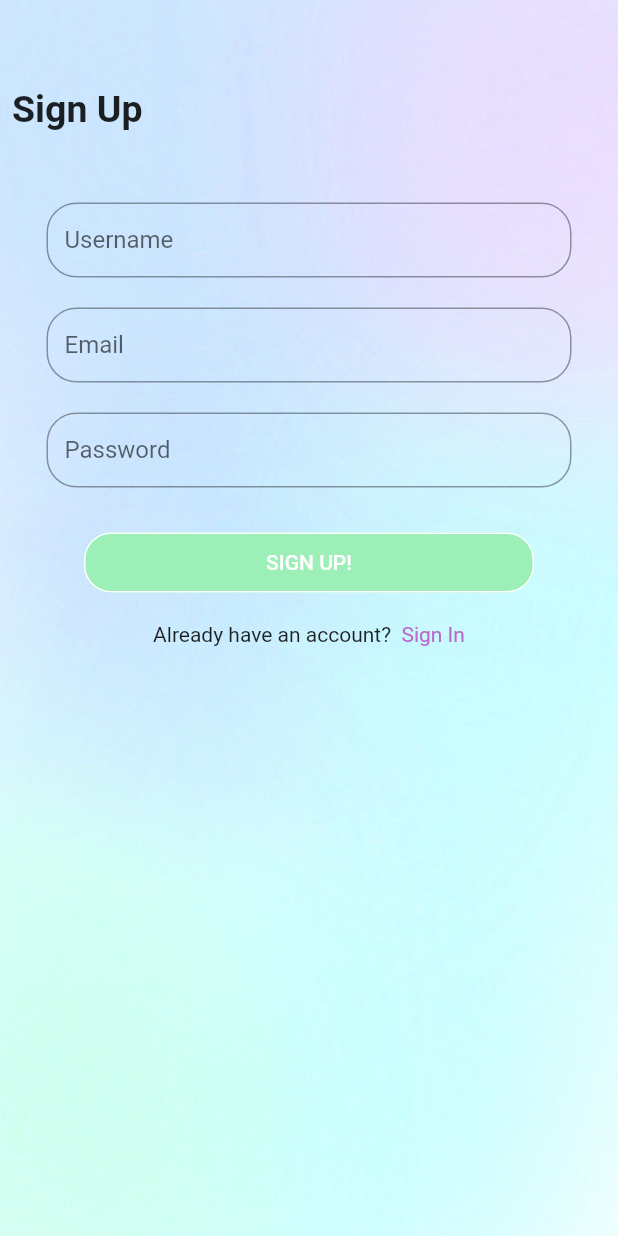
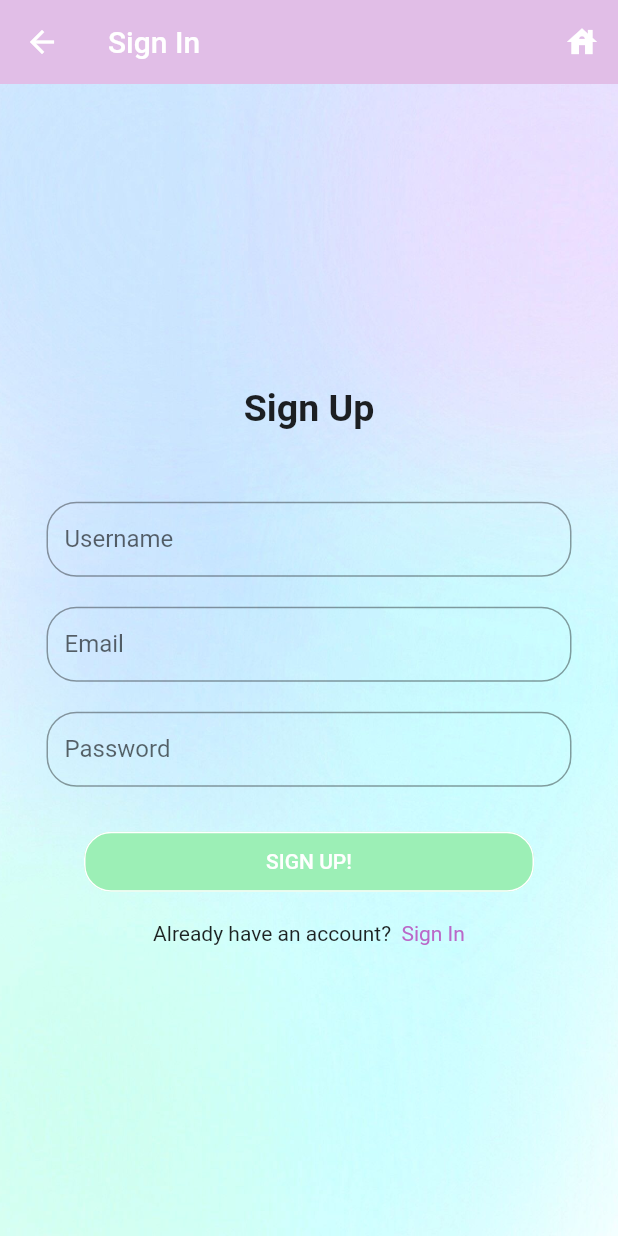
Before and after one commit to busrabgz/cs443-snippy, a Flutter app: the RegisterScreen screen opened directly, on a phone screen of 412 x 824 dp. Run offline on Flutter 3.47's test engine with Material 2 defaults, Android fonts, the phone set to English and light mode, and no system bars; our stand-ins replace firebase_auth; accounts and stored records are empty.

Commit message:
Added login/register functionality to screens

```diff
--- a/snippy_ui/lib/screens/Register/register_screen.dart
+++ b/snippy_ui/lib/screens/Register/register_screen.dart
@@ -1,4 +1,8 @@
 import 'package:flutter/material.dart';
+import 'package:snippy_ui/screens/Login/login_screen.dart';
+import 'package:snippy_ui/services/auth.dart';
+import 'package:snippy_ui/screens/Welcome/welcome_screen.dart';
+
 
 class RegisterScreen extends StatefulWidget {
   @override
@@ -6,11 +10,30 @@ class RegisterScreen extends StatefulWidget {
 }
 
 class _RegisterScreenState extends State<RegisterScreen> {
+  final AuthService _auth = AuthService();
+  final _formKey = GlobalKey<FormState>();
+  String email = "";
+  String password = "";
+  String error = "";
   @override
   Widget build(BuildContext context) {
     double width=MediaQuery.of(context).size.width;
     double height=MediaQuery.of(context).size.height;
     return Scaffold(
+      appBar: AppBar(
+        backgroundColor: Colors.purple[100],
+        elevation: 0.0,
+        title: Text('Sign In'),
+        actions: <Widget>[
+          IconButton(
+            icon: const Icon(Icons.house),
+            color: Colors.white,
+            onPressed: () {
+              Navigator.push(context, MaterialPageRoute(builder: (context)=>WelcomeScreen()));
+            }
+          )
+        ]
+      ),
       body: Container(
         decoration: BoxDecoration(
           image: DecorationImage(
@@ -20,15 +43,15 @@ class _RegisterScreenState extends State<RegisterScreen> {
         ),
         height: height,
         width: width,
-        child: SingleChildScrollView(
+        child: Form(
+          key:_formKey,
           child: Column(
             mainAxisAlignment: MainAxisAlignment.center,
             children: [
-              SizedBox(height:50.0),
               Padding(
                 padding: const EdgeInsets.all(8.0),
                 child: Row(
-                  mainAxisAlignment: MainAxisAlignment.start,
+                  mainAxisAlignment: MainAxisAlignment.center,
                   children: [
                     Text('Sign Up',style: TextStyle(fontSize: 25.0,fontWeight: FontWeight.bold),),
                   ],
@@ -38,7 +61,8 @@ class _RegisterScreenState extends State<RegisterScreen> {
               SizedBox(
                 height: 50.0,
                 width: 350.0,
-                child: TextField(
+                child: TextFormField(
+                  validator: (val) => val.isEmpty ? 'Enter an email' : null,
                   obscureText: false,
                   decoration: InputDecoration(
                     hintText: 'Your Username',
@@ -53,7 +77,8 @@ class _RegisterScreenState extends State<RegisterScreen> {
               SizedBox(
                 height: 50.0,
                 width: 350.0,
-                child: TextField(
+                child: TextFormField(
+                  validator: (val) => val.isEmpty ? 'Enter an email' : null,
                   obscureText: false,
                   decoration: InputDecoration(
                     hintText: 'Your Email',
@@ -61,14 +86,18 @@ class _RegisterScreenState extends State<RegisterScreen> {
                     border: OutlineInputBorder(
                       borderRadius: BorderRadius.circular(20.0),
                     )
-                  )
+                  ),
+                  onChanged: (val) {
+                     setState(()=>email = val);
+                  },
                 )
               ),
               SizedBox(height:20.0),
               SizedBox(
                 height: 50.0,
                 width: 350.0,
-                child: TextField(
+                child: TextFormField(
+                  validator: (val) => val.length < 6 ? 'Enter a valid password' : null,
                   obscureText: true,
                   decoration: InputDecoration(
                     hintText: 'Your Password',
@@ -76,7 +105,10 @@ class _RegisterScreenState extends State<RegisterScreen> {
                     border: OutlineInputBorder(
                       borderRadius: BorderRadius.circular(20.0),
                     )
-                  )
+                  ),
+                  onChanged: (val) {
+                     setState(()=>password = val);
+                  },
                 )
               ),
               SizedBox(height: 30.0),
@@ -98,11 +130,24 @@ class _RegisterScreenState extends State<RegisterScreen> {
                       )
                     )
                   ),
+                  onPressed: () async {
+                    if (_formKey.currentState.validate()) {
+                      dynamic result = await _auth.createNewUser(email, password);
+                      if (result == null) {
+                        setState(()=>error = "Register failed");
+                      }
+                      else {
+                        Navigator.push(context, MaterialPageRoute(builder: (context)=>LoginScreen()));
+                      }
+                    }
+                  }
                 )
               ),
               SizedBox(height:20.0),
               GestureDetector(
-                onTap: () {},
+                onTap: () {
+                  Navigator.push(context, MaterialPageRoute(builder: (context)=>LoginScreen()));
+                },
                 child: Text.rich(
                   TextSpan(
                     text: "Already have an account?  ",
```
Also changed, not shown: snippy_ui/lib/screens/Login/login_screen.dart (+52 -9 lines), snippy_ui/lib/screens/Welcome/welcome_screen.dart (+12 -3 lines), snippy_ui/lib/screens/wrapper.dart (added, +20 -0 lines).
